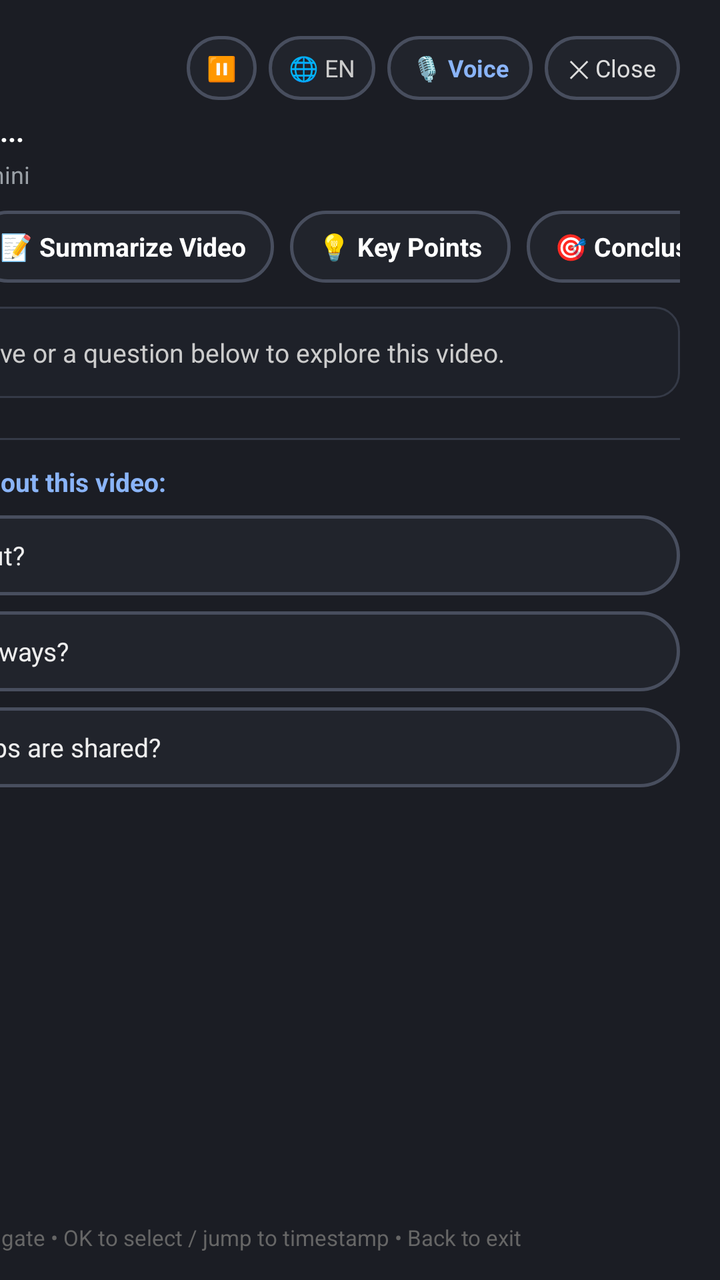
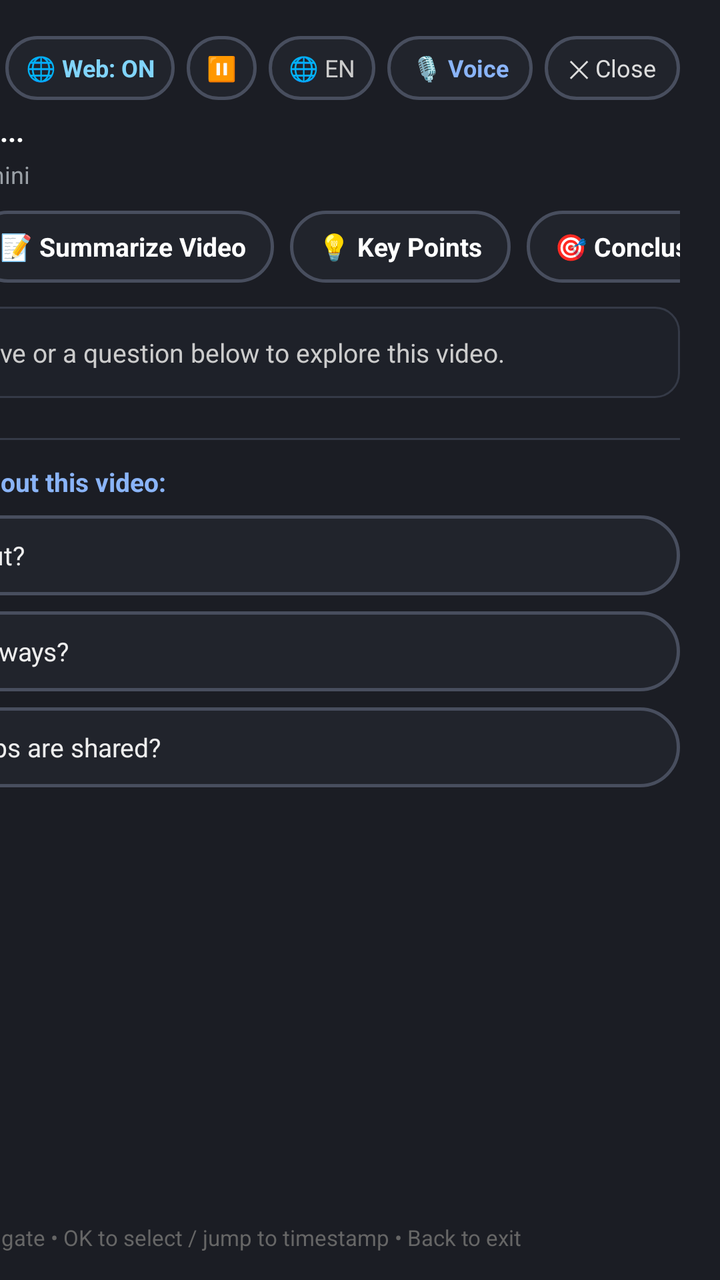

An Android layout rendered at two revisions. The XML below is the earlier revision; the diff shows what the commit changed to produce the second picture.
<!-- AndroidManifest.xml: application theme android:Theme.NoDisplay -->
<!-- res/layout/view_ai_summary_overlay.xml -->
<?xml version="1.0" encoding="utf-8"?>
<FrameLayout xmlns:android="http://schemas.android.com/apk/res/android"
    android:id="@+id/ai_overlay_root"
    android:layout_width="match_parent"
    android:layout_height="match_parent"
    android:background="#55000000"
    android:clickable="true"
    android:focusable="true">

    <LinearLayout
        android:id="@+id/ai_panel_drawer"
        android:layout_width="540dp"
        android:layout_height="match_parent"
        android:layout_gravity="end"
        android:background="#1B1D24"
        android:elevation="16dp"
        android:orientation="vertical"
        android:paddingStart="20dp"
        android:paddingTop="18dp"
        android:paddingEnd="20dp"
        android:paddingBottom="14dp"
        android:clickable="true"
        android:focusable="true">

        
        <LinearLayout
            android:id="@+id/container_ai_header_bar"
            android:layout_width="match_parent"
            android:layout_height="wrap_content"
            android:orientation="horizontal"
            android:gravity="center_vertical"
            android:layout_marginBottom="6dp">

            <TextView
                android:layout_width="0dp"
                android:layout_height="wrap_content"
                android:layout_weight="1"
                android:text="✨ OmniTV AI"
                android:textColor="#8AB4F8"
                android:textSize="16sp"
                android:textStyle="bold" />

            <TextView
                android:id="@+id/btn_ai_play_pause"
                android:layout_width="wrap_content"
                android:layout_height="32dp"
                android:background="@drawable/pill_youtube_tv"
                android:paddingStart="10dp"
                android:paddingEnd="10dp"
                android:layout_marginEnd="6dp"
                android:gravity="center"
                android:text="⏸️"
                android:textColor="#FFFFFF"
                android:textSize="12sp"
                android:focusable="true"
                android:clickable="true" />

            <TextView
                android:id="@+id/btn_ai_chat_lang"
                android:layout_width="wrap_content"
                android:layout_height="32dp"
                android:background="@drawable/pill_youtube_tv"
                android:paddingStart="10dp"
                android:paddingEnd="10dp"
                android:layout_marginEnd="6dp"
                android:gravity="center"
                android:text="@string/ai_lang_badge"
                android:textColor="#CCCCCC"
                android:textSize="12sp"
                android:focusable="true"
                android:clickable="true" />

            <TextView
                android:id="@+id/btn_ai_mic"
                android:layout_width="wrap_content"
                android:layout_height="32dp"
                android:background="@drawable/pill_youtube_tv"
                android:paddingStart="12dp"
                android:paddingEnd="12dp"
                android:layout_marginEnd="6dp"
                android:gravity="center"
                android:text="@string/ai_voice_btn"
                android:textColor="#8AB4F8"
                android:textSize="12sp"
                android:textStyle="bold"
                android:focusable="true"
                android:clickable="true" />

            <TextView
                android:id="@+id/btn_ai_reset"
                android:layout_width="wrap_content"
                android:layout_height="32dp"
                android:background="@drawable/pill_youtube_tv"
                android:paddingStart="10dp"
                android:paddingEnd="10dp"
                android:layout_marginEnd="6dp"
                android:gravity="center"
                android:text="@string/ai_new_chat"
                android:textColor="#AAAAAA"
                android:textSize="12sp"
                android:focusable="true"
                android:clickable="true"
                android:visibility="gone" />

            <TextView
                android:id="@+id/btn_ai_close"
                android:layout_width="wrap_content"
                android:layout_height="32dp"
                android:background="@drawable/pill_youtube_tv"
                android:paddingStart="12dp"
                android:paddingEnd="12dp"
                android:gravity="center"
                android:text="@string/ai_close"
                android:textColor="#DDDDDD"
                android:textSize="12sp"
                android:focusable="true"
                android:clickable="true" />
        </LinearLayout>

        
        <TextView
            android:id="@+id/text_ai_video_title"
            android:layout_width="match_parent"
            android:layout_height="wrap_content"
            android:text="@string/ai_detecting_video"
            android:textColor="#FFFFFF"
            android:textSize="14sp"
            android:textStyle="bold"
            android:maxLines="2"
            android:ellipsize="end"
            android:layout_marginBottom="4dp" />

        
        <TextView
            android:id="@+id/text_ai_status"
            android:layout_width="match_parent"
            android:layout_height="wrap_content"
            android:text="@string/ai_ready"
            android:textColor="#9AA0A6"
            android:textSize="12sp"
            android:layout_marginBottom="10dp" />

        
        <HorizontalScrollView
            android:layout_width="match_parent"
            android:layout_height="wrap_content"
            android:scrollbars="none"
            android:layout_marginBottom="12dp">

            <LinearLayout
                android:id="@+id/container_action_pills"
                android:layout_width="wrap_content"
                android:layout_height="wrap_content"
                android:orientation="horizontal">

                <TextView
                    android:id="@+id/btn_pill_vision_scan"
                    android:layout_width="wrap_content"
                    android:layout_height="36dp"
                    android:background="@drawable/pill_youtube_tv"
                    android:paddingStart="14dp"
                    android:paddingEnd="14dp"
                    android:gravity="center"
                    android:text="@string/ai_pill_analyze_screen"
                    android:textColor="#8AB4F8"
                    android:textSize="13sp"
                    android:textStyle="bold"
                    android:focusable="true"
                    android:clickable="true"
                    android:layout_marginEnd="8dp" />

                <TextView
                    android:id="@+id/btn_pill_summary"
                    android:layout_width="wrap_content"
                    android:layout_height="36dp"
                    android:background="@drawable/pill_youtube_tv"
                    android:paddingStart="14dp"
                    android:paddingEnd="14dp"
                    android:gravity="center"
                    android:text="@string/ai_pill_summarize"
                    android:textColor="#FFFFFF"
                    android:textSize="13sp"
                    android:textStyle="bold"
                    android:focusable="true"
                    android:clickable="true"
                    android:layout_marginEnd="8dp" />

                <TextView
                    android:id="@+id/btn_pill_key_points"
                    android:layout_width="wrap_content"
                    android:layout_height="36dp"
                    android:background="@drawable/pill_youtube_tv"
                    android:paddingStart="14dp"
                    android:paddingEnd="14dp"
                    android:gravity="center"
                    android:text="@string/ai_pill_key_points"
                    android:textColor="#FFFFFF"
                    android:textSize="13sp"
                    android:textStyle="bold"
                    android:focusable="true"
                    android:clickable="true"
                    android:layout_marginEnd="8dp" />

                <TextView
                    android:id="@+id/btn_pill_conclusions"
                    android:layout_width="wrap_content"
                    android:layout_height="36dp"
                    android:background="@drawable/pill_youtube_tv"
                    android:paddingStart="14dp"
                    android:paddingEnd="14dp"
                    android:gravity="center"
                    android:text="@string/ai_pill_conclusions"
                    android:textColor="#FFFFFF"
                    android:textSize="13sp"
                    android:textStyle="bold"
                    android:focusable="true"
                    android:clickable="true"
                    android:layout_marginEnd="8dp" />

                <TextView
                    android:id="@+id/btn_pill_moments"
                    android:layout_width="wrap_content"
                    android:layout_height="36dp"
                    android:background="@drawable/pill_youtube_tv"
                    android:paddingStart="14dp"
                    android:paddingEnd="14dp"
                    android:gravity="center"
                    android:text="@string/ai_pill_key_moments"
                    android:textColor="#FFFFFF"
                    android:textSize="13sp"
                    android:textStyle="bold"
                    android:focusable="true"
                    android:clickable="true" />
            </LinearLayout>
        </HorizontalScrollView>

        
        <LinearLayout
            android:id="@+id/panel_ai_vision_options"
            android:layout_width="match_parent"
            android:layout_height="wrap_content"
            android:orientation="vertical"
            android:background="@drawable/card_background"
            android:padding="12dp"
            android:layout_marginBottom="10dp"
            android:visibility="gone">

            <LinearLayout
                android:layout_width="match_parent"
                android:layout_height="wrap_content"
                android:orientation="horizontal"
                android:gravity="center_vertical"
                android:layout_marginBottom="8dp">

                <TextView
                    android:id="@+id/txt_vision_header"
                    android:layout_width="0dp"
                    android:layout_height="wrap_content"
                    android:layout_weight="1"
                    android:text="@string/ai_pill_analyze_ai"
                    android:textColor="#8AB4F8"
                    android:textSize="14sp"
                    android:textStyle="bold" />

                <TextView
                    android:id="@+id/btn_vision_close"
                    android:layout_width="wrap_content"
                    android:layout_height="28dp"
                    android:background="@drawable/pill_youtube_tv"
                    android:paddingStart="10dp"
                    android:paddingEnd="10dp"
                    android:gravity="center"
                    android:text="@string/ai_close"
                    android:textColor="#CCCCCC"
                    android:textSize="11sp"
                    android:focusable="true"
                    android:clickable="true" />
            </LinearLayout>

            
            <LinearLayout
                android:layout_width="match_parent"
                android:layout_height="wrap_content"
                android:orientation="horizontal"
                android:layout_marginBottom="6dp">

                <TextView
                    android:id="@+id/btn_vision_opt_translate"
                    android:layout_width="0dp"
                    android:layout_height="40dp"
                    android:layout_weight="1"
                    android:background="@drawable/pill_youtube_tv"
                    android:gravity="center_vertical|start"
                    android:paddingStart="12dp"
                    android:paddingEnd="12dp"
                    android:text="@string/ai_pill_lens_text"
                    android:textColor="#FFFFFF"
                    android:textSize="13sp"
                    android:textStyle="bold"
                    android:focusable="true"
                    android:clickable="true" />

                <TextView
                    android:id="@+id/btn_vision_target_lang"
                    android:layout_width="wrap_content"
                    android:layout_height="40dp"
                    android:background="@drawable/pill_youtube_tv"
                    android:layout_marginStart="6dp"
                    android:paddingStart="10dp"
                    android:paddingEnd="10dp"
                    android:gravity="center"
                    android:text="@string/ai_lens_target"
                    android:textColor="#81D4FA"
                    android:textSize="12sp"
                    android:focusable="true"
                    android:clickable="true" />
            </LinearLayout>

            
            <TextView
                android:id="@+id/btn_vision_opt_objects"
                android:layout_width="match_parent"
                android:layout_height="40dp"
                android:background="@drawable/pill_youtube_tv"
                android:gravity="center_vertical|start"
                android:paddingStart="12dp"
                android:paddingEnd="12dp"
                android:text="@string/ai_pill_lens_objects"
                android:textColor="#FFFFFF"
                android:textSize="13sp"
                android:textStyle="bold"
                android:layout_marginBottom="6dp"
                android:focusable="true"
                android:clickable="true" />

            
            <TextView
                android:id="@+id/btn_vision_opt_places"
                android:layout_width="match_parent"
                android:layout_height="40dp"
                android:background="@drawable/pill_youtube_tv"
                android:gravity="center_vertical|start"
                android:paddingStart="12dp"
                android:paddingEnd="12dp"
                android:text="@string/ai_pill_lens_places"
                android:textColor="#CCCCCC"
                android:textSize="13sp"
                android:focusable="true"
                android:clickable="true" />
        </LinearLayout>

        
        <ScrollView
            android:id="@+id/scroll_ai_content"
            android:layout_width="match_parent"
            android:layout_height="0dp"
            android:layout_weight="1"
            android:scrollbars="vertical"
            android:fadeScrollbars="false"
            android:layout_marginBottom="8dp">

            <LinearLayout
                android:layout_width="match_parent"
                android:layout_height="wrap_content"
                android:orientation="vertical">

                
                <LinearLayout
                    android:id="@+id/layout_ai_loading"
                    android:layout_width="match_parent"
                    android:layout_height="wrap_content"
                    android:orientation="horizontal"
                    android:gravity="center_vertical"
                    android:padding="12dp"
                    android:visibility="gone">

                    <ProgressBar
                        android:layout_width="24dp"
                        android:layout_height="24dp"
                        android:indeterminate="true"
                        android:layout_marginEnd="12dp" />

                    <TextView
                        android:id="@+id/text_ai_loading_msg"
                        android:layout_width="wrap_content"
                        android:layout_height="wrap_content"
                        android:text="@string/ai_consulting"
                        android:textColor="#8AB4F8"
                        android:textSize="13sp" />
                </LinearLayout>

                
                <TextView
                    android:id="@+id/text_ai_welcome"
                    android:layout_width="match_parent"
                    android:layout_height="wrap_content"
                    android:text="@string/ai_empty_state"
                    android:textColor="#CCCCCC"
                    android:textSize="13sp"
                    android:lineSpacingExtra="4dp"
                    android:background="@drawable/card_chip_content"
                    android:padding="14dp"
                    android:layout_marginBottom="8dp" />

                
                <LinearLayout
                    android:id="@+id/container_ai_chips"
                    android:layout_width="match_parent"
                    android:layout_height="wrap_content"
                    android:orientation="vertical" />

                
                <LinearLayout
                    android:id="@+id/layout_suggested_section"
                    android:layout_width="match_parent"
                    android:layout_height="wrap_content"
                    android:orientation="vertical"
                    android:layout_marginTop="12dp"
                    android:layout_marginBottom="12dp">

                    
                    <View
                        android:layout_width="match_parent"
                        android:layout_height="1dp"
                        android:background="#353A47"
                        android:layout_marginBottom="12dp" />

                    
                    <TextView
                        android:id="@+id/label_suggested_questions"
                        android:layout_width="match_parent"
                        android:layout_height="wrap_content"
                        android:text="@string/ai_suggested_questions_title"
                        android:textColor="#8AB4F8"
                        android:textSize="13sp"
                        android:textStyle="bold"
                        android:layout_marginBottom="8dp" />

                    
                    <LinearLayout
                        android:id="@+id/container_suggested_questions"
                        android:layout_width="match_parent"
                        android:layout_height="wrap_content"
                        android:orientation="vertical">

                        <TextView
                            android:id="@+id/btn_suggested_1"
                            android:layout_width="match_parent"
                            android:layout_height="wrap_content"
                            android:minHeight="40dp"
                            android:background="@drawable/pill_youtube_tv"
                            android:gravity="center_vertical|start"
                            android:paddingStart="14dp"
                            android:paddingEnd="14dp"
                            android:paddingTop="8dp"
                            android:paddingBottom="8dp"
                            android:text="@string/ai_q1"
                            android:textColor="#EEEEEE"
                            android:textSize="13sp"
                            android:focusable="true"
                            android:clickable="true"
                            android:layout_marginBottom="8dp" />

                        <TextView
                            android:id="@+id/btn_suggested_2"
                            android:layout_width="match_parent"
                            android:layout_height="wrap_content"
                            android:minHeight="40dp"
                            android:background="@drawable/pill_youtube_tv"
                            android:gravity="center_vertical|start"
                            android:paddingStart="14dp"
                            android:paddingEnd="14dp"
                            android:paddingTop="8dp"
                            android:paddingBottom="8dp"
                            android:text="@string/ai_q2"
                            android:textColor="#EEEEEE"
                            android:textSize="13sp"
                            android:focusable="true"
                            android:clickable="true"
                            android:layout_marginBottom="8dp" />

                        <TextView
                            android:id="@+id/btn_suggested_3"
                            android:layout_width="match_parent"
                            android:layout_height="wrap_content"
                            android:minHeight="40dp"
                            android:background="@drawable/pill_youtube_tv"
                            android:gravity="center_vertical|start"
                            android:paddingStart="14dp"
                            android:paddingEnd="14dp"
                            android:paddingTop="8dp"
                            android:paddingBottom="8dp"
                            android:text="@string/ai_q3"
                            android:textColor="#EEEEEE"
                            android:textSize="13sp"
                            android:focusable="true"
                            android:clickable="true"
                            android:layout_marginBottom="8dp" />
                    </LinearLayout>
                </LinearLayout>

            </LinearLayout>
        </ScrollView>

        
        <TextView
            android:layout_width="match_parent"
            android:layout_height="wrap_content"
            android:gravity="center"
            android:text="@string/ai_footer_nav"
            android:textColor="#666666"
            android:textSize="11sp" />

    </LinearLayout>

    
    <View
        android:id="@+id/ai_menu_blue_light_filter"
        android:layout_width="match_parent"
        android:layout_height="match_parent"
        android:elevation="98dp"
        android:clickable="false"
        android:focusable="false"
        android:visibility="gone" />

    <View
        android:id="@+id/ai_menu_dimmer_filter"
        android:layout_width="match_parent"
        android:layout_height="match_parent"
        android:elevation="99dp"
        android:clickable="false"
        android:focusable="false"
        android:visibility="gone" />
</FrameLayout>
<!-- resources referenced by this layout -->
<resources>
  <!-- drawable card_background (drawable) -->
  <selector xmlns:android="http://schemas.android.com/apk/res/android">
      <item android:state_focused="true">
          <shape android:shape="rectangle">
              <solid android:color="#FF3A3F47" />
              <corners android:radius="8dp" />
              <stroke android:width="2dp" android:color="#FF8AB4F8" />
          </shape>
      </item>
      <item>
          <shape android:shape="rectangle">
              <solid android:color="#2C2F36" />
              <corners android:radius="8dp" />
          </shape>
      </item>
  </selector>
  <!-- drawable card_chip_content (drawable) -->
  <selector xmlns:android="http://schemas.android.com/apk/res/android">
      <item android:state_focused="true">
          <shape android:shape="rectangle">
              <solid android:color="#2F3647" />
              <corners android:radius="12dp" />
              <stroke android:width="2dp" android:color="#FFFFFF" />
          </shape>
      </item>
      <item>
          <shape android:shape="rectangle">
              <solid android:color="#1E2129" />
              <corners android:radius="12dp" />
              <stroke android:width="1dp" android:color="#353A47" />
          </shape>
      </item>
  </selector>
  <!-- drawable pill_youtube_tv (drawable) -->
  <selector xmlns:android="http://schemas.android.com/apk/res/android">
      <item android:state_focused="true">
          <shape android:shape="rectangle">
              <solid android:color="#363C4D" />
              <corners android:radius="20dp" />
              <stroke android:width="2dp" android:color="#FFFFFF" />
          </shape>
      </item>
      <item>
          <shape android:shape="rectangle">
              <solid android:color="#21242C" />
              <corners android:radius="20dp" />
              <stroke android:width="1.5dp" android:color="#484E5E" />
          </shape>
      </item>
  </selector>
  <string name="ai_close">✕ Close</string>
  <string name="ai_consulting">Consulting Gemini...</string>
  <string name="ai_detecting_video">📺 Detecting active video...</string>
  <string name="ai_empty_state">✨ Choose an option above or a question below to explore this video.</string>
  <string name="ai_footer_nav">🎮 D-Pad to navigate • OK to select / jump to timestamp • Back to exit</string>
  <string name="ai_lang_badge">🌐 EN</string>
  <string name="ai_lens_target">🌐 Target: EN</string>
  <string name="ai_new_chat">🔄 New chat</string>
  <string name="ai_pill_analyze_ai">📸 Analyze Screen with AI</string>
  <string name="ai_pill_analyze_screen">📸 Analyze Screen</string>
  <string name="ai_pill_conclusions">🎯 Conclusions</string>
  <string name="ai_pill_key_moments">⏱️ Key Moments</string>
  <string name="ai_pill_key_points">💡 Key Points</string>
  <string name="ai_pill_lens_objects">🎯 Analyze Objects &amp; Elements</string>
  <string name="ai_pill_lens_places">📍 Identify Places or People</string>
  <string name="ai_pill_lens_text">🔤 Translate Text (AI Lens)</string>
  <string name="ai_pill_summarize">📝 Summarize Video</string>
  <string name="ai_q1">1. What is this video about?</string>
  <string name="ai_q2">2. What are the key takeaways?</string>
  <string name="ai_q3">3. What conclusions or tips are shared?</string>
  <string name="ai_ready">✨ Ready to analyze with Gemini</string>
  <string name="ai_suggested_questions_title">❓ Suggested questions about this video:</string>
  <string name="ai_voice_btn">🎙️ Voice</string>
</resources>

<!-- the commit's change to res/layout/view_ai_summary_overlay.xml (unified diff, before → after) -->
@@ -41,6 +41,22 @@
                 android:textStyle="bold" />
 
             <TextView
+                android:id="@+id/btn_ai_web_search"
+                android:layout_width="wrap_content"
+                android:layout_height="32dp"
+                android:background="@drawable/pill_youtube_tv"
+                android:paddingStart="10dp"
+                android:paddingEnd="10dp"
+                android:layout_marginEnd="6dp"
+                android:gravity="center"
+                android:text="@string/ai_web_toggle_on"
+                android:textColor="#81D4FA"
+                android:textSize="12sp"
+                android:textStyle="bold"
+                android:focusable="true"
+                android:clickable="true" />
+
+            <TextView
                 android:id="@+id/btn_ai_play_pause"
                 android:layout_width="wrap_content"
                 android:layout_height="32dp"
@@ -211,6 +227,22 @@
                     android:gravity="center"
                     android:text="@string/ai_pill_conclusions"
                     android:textColor="#FFFFFF"
+                    android:textSize="13sp"
+                    android:textStyle="bold"
+                    android:focusable="true"
+                    android:clickable="true"
+                    android:layout_marginEnd="8dp" />
+
+                <TextView
+                    android:id="@+id/btn_pill_web_search"
+                    android:layout_width="wrap_content"
+                    android:layout_height="36dp"
+                    android:background="@drawable/pill_youtube_tv"
+                    android:paddingStart="14dp"
+                    android:paddingEnd="14dp"
+                    android:gravity="center"
+                    android:text="@string/ai_pill_google_search"
+                    android:textColor="#81D4FA"
                     android:textSize="13sp"
                     android:textStyle="bold"
                     android:focusable="true"
<!-- resource entries referenced after the edit -->
@@ -61,6 +61,7 @@
   <string name="ai_pill_analyze_ai">📸 Analyze Screen with AI</string>
   <string name="ai_pill_analyze_screen">📸 Analyze Screen</string>
   <string name="ai_pill_conclusions">🎯 Conclusions</string>
+  <string name="ai_pill_google_search">🌐 Search Google</string>
   <string name="ai_pill_key_moments">⏱️ Key Moments</string>
   <string name="ai_pill_key_points">💡 Key Points</string>
   <string name="ai_pill_lens_objects">🎯 Analyze Objects &amp; Elements</string>
@@ -73,5 +74,6 @@
   <string name="ai_ready">✨ Ready to analyze with Gemini</string>
   <string name="ai_suggested_questions_title">❓ Suggested questions about this video:</string>
   <string name="ai_voice_btn">🎙️ Voice</string>
+  <string name="ai_web_toggle_on">🌐 Web: ON</string>
 </resources>
 
